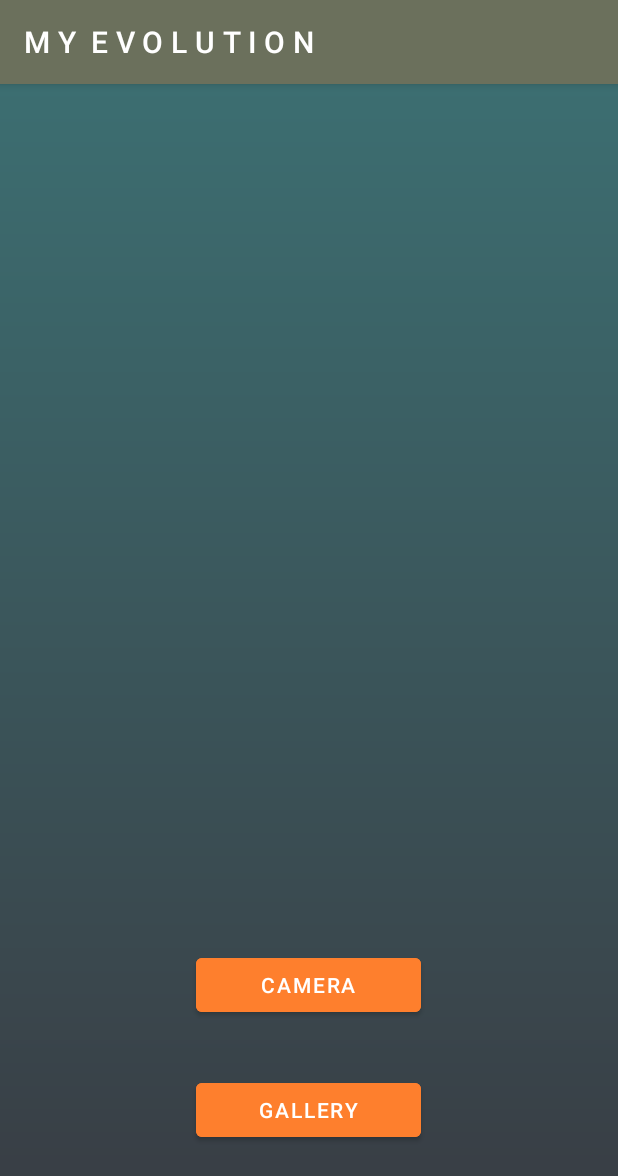
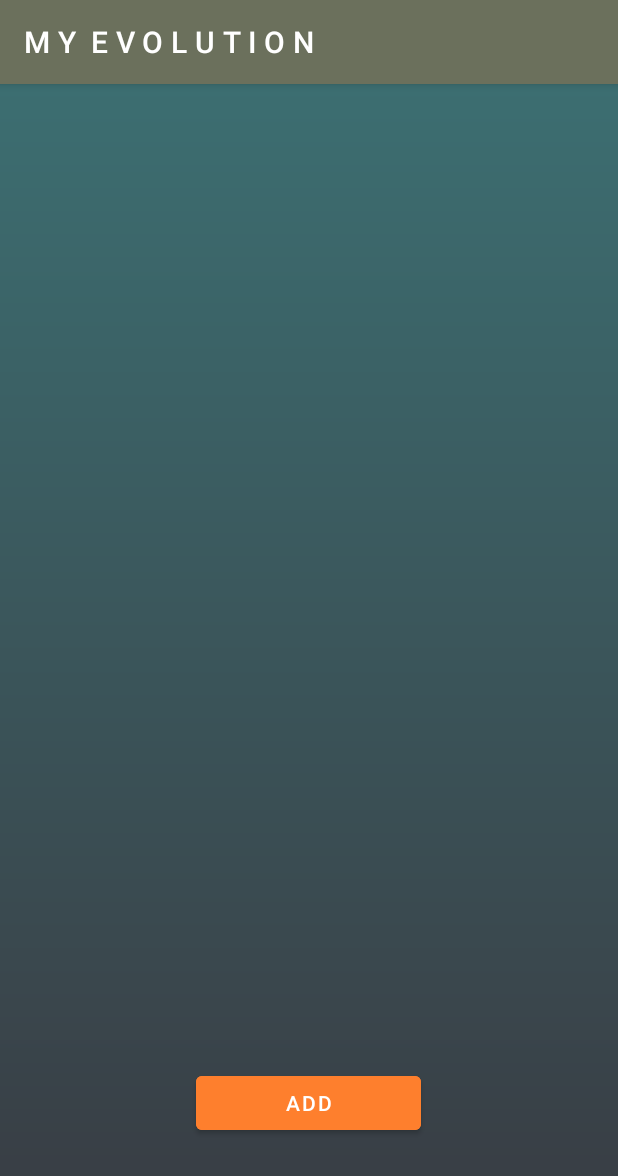
Before and after one commit to matsouto/workoutplanner, an Android app: the MyEvolution screen opened directly, with no data from a screen before it, on a phone screen of 412 x 824 dp. Shown: the top 1176 px of the screen. Run offline under Robolectric (Android 15) with nearby library versions, the phone set to English and light mode, and no system bars; our stand-ins replace Firebase (no records; nobody signed in at launch, a user with empty details on screens opened directly).

Commit message:
image recycle view

```diff
--- a/app/src/main/java/com/souto/workoutapp/MainActivity.java
+++ b/app/src/main/java/com/souto/workoutapp/MainActivity.java
@@ -6,7 +6,6 @@ import androidx.appcompat.app.AppCompatActivity;
 import android.content.Intent;
 import android.os.Bundle;
 import android.view.View;
-import android.view.ViewGroup;
 import android.view.WindowManager;
 import android.widget.Button;
 import android.widget.TextView;
@@ -18,9 +17,7 @@ import com.google.firebase.database.DatabaseError;
 import com.google.firebase.database.DatabaseReference;
 import com.google.firebase.database.FirebaseDatabase;
 import com.google.firebase.database.ValueEventListener;
-import com.google.firebase.storage.StorageReference;
 import com.souto.workoutapp.auth.Login;
-import com.souto.workoutapp.auth.Register;
 
 import java.util.Objects;
 
--- a/app/src/main/java/com/souto/workoutapp/MyEvolution.java
+++ b/app/src/main/java/com/souto/workoutapp/MyEvolution.java
@@ -1,56 +1,39 @@
 package com.souto.workoutapp;
 
 import androidx.annotation.NonNull;
-import androidx.annotation.Nullable;
 import androidx.appcompat.app.AppCompatActivity;
-import androidx.core.app.ActivityCompat;
-import androidx.core.content.FileProvider;
+import androidx.recyclerview.widget.LinearLayoutManager;
+import androidx.recyclerview.widget.RecyclerView;
 
-import android.Manifest;
-import android.app.Activity;
 import android.content.Intent;
-import android.content.pm.PackageManager;
-import android.net.Uri;
 import android.os.Bundle;
-import android.os.Environment;
-import android.os.Handler;
-import android.provider.MediaStore;
 import android.view.View;
 import android.view.WindowManager;
 import android.widget.Button;
-import android.widget.ImageView;
-import android.widget.ProgressBar;
 import android.widget.Toast;
 
-import com.bumptech.glide.Glide;
-import com.google.android.gms.tasks.OnFailureListener;
-import com.google.android.gms.tasks.OnSuccessListener;
 import com.google.firebase.auth.FirebaseAuth;
+import com.google.firebase.database.DataSnapshot;
+import com.google.firebase.database.DatabaseError;
+import com.google.firebase.database.DatabaseReference;
+import com.google.firebase.database.FirebaseDatabase;
+import com.google.firebase.database.ValueEventListener;
 import com.google.firebase.storage.FirebaseStorage;
-import com.google.firebase.storage.OnProgressListener;
 import com.google.firebase.storage.StorageReference;
-import com.google.firebase.storage.UploadTask;
+import com.souto.workoutapp.exercises.Lats;
+import com.souto.workoutapp.model.ImageAdapter;
+import com.souto.workoutapp.model.ImageModel;
 
-import java.io.File;
-import java.io.IOException;
-import java.util.Calendar;
-import java.util.Date;
+import java.util.ArrayList;
 import java.util.Objects;
 
 public class MyEvolution extends AppCompatActivity {
 
+    public Button btn_ME_add;
+    public RecyclerView mRecyclerView;
+
     private FirebaseAuth mAuth;
-
-    public Button btn_camera, btn_gallery;
-    public ImageView img_test;
-    public ProgressBar progressBar;
-
-    // Photo taken by the user is stored in this variable
-    private File photoFile;
-    private static final String FILE_NAME = "photo.jpg";
-
-    private static final int CAPTURE_IMAGE_REQUEST = 100;
-    private static final int PICK_IMAGE_REQUEST = 101;
+    private ArrayList<ImageModel> imageList = new ArrayList<>();
 
     @Override
     protected void onCreate(Bundle savedInstanceState) {
@@ -64,131 +47,53 @@ public class MyEvolution extends AppCompatActivity {
         setContentView(R.layout.activity_my_evolution);
         //-----------------------------------------------------
 
-        // If the user haven't allowed the camera permission yet, request it
-        if(ActivityCompat.checkSelfPermission(this, Manifest.permission.CAMERA) != PackageManager.PERMISSION_GRANTED) {
-            ActivityCompat.requestPermissions(this, new String[]{Manifest.permission.CAMERA}, 100);
-        }
-
-        img_test = findViewById(R.id.img_test);
-
-        btn_camera = findViewById(R.id.btn_camera);
-        btn_camera.setOnClickListener(new View.OnClickListener() {
+        btn_ME_add = findViewById(R.id.btn_ME_add);
+        btn_ME_add.setOnClickListener(new View.OnClickListener() {
             @Override
             public void onClick(View v) {
-                try {
-                    takePicture();
-                } catch (IOException e) {
-                    e.printStackTrace();
-                }
+                startMECreator();
             }
         });
 
-        btn_gallery = findViewById(R.id.btn_gallery);
-        btn_gallery.setOnClickListener(new View.OnClickListener() {
+        mRecyclerView = findViewById(R.id.my_evolution_list);
+        mRecyclerView.setHasFixedSize(true);
+        mRecyclerView.setLayoutManager(new LinearLayoutManager(this));
+
+        mAuth = FirebaseAuth.getInstance();
+
+        // Reads the data from the storage to create the ListView
+        FirebaseDatabase mDatabase = FirebaseDatabase.getInstance();
+        DatabaseReference mDatabaseRef = mDatabase.getReference().child("users").child(mAuth.getUid()).child("pics");
+
+//        FirebaseStorage mStorage = FirebaseStorage.getInstance();
+//        StorageReference mStorageRef = mStorage.getReference().child("users").child(mAuth.getUid()).child("pics");
+        Toast.makeText(MyEvolution.this,"Loading Your Photos!",Toast.LENGTH_SHORT).show();
+
+        mDatabaseRef.addValueEventListener(new ValueEventListener() {
             @Override
-            public void onClick(View v) {
-                openFileChooser();
+            public void onDataChange(@NonNull DataSnapshot snapshot) {
+                // Iterates for each item in the mRef database path
+                for (DataSnapshot item_snapshot : snapshot.getChildren()) {
+                    // Gets data from firebase and associates it to the imageModel object
+                    ImageModel image = item_snapshot.getValue(ImageModel.class);
+                    // Add the exercise to the exercises arraylist
+                    imageList.add(image);
+                    Toast.makeText(MyEvolution.this,""+image.getImageUri(),Toast.LENGTH_SHORT).show();
+                }
+                Toast.makeText(MyEvolution.this,""+imageList,Toast.LENGTH_SHORT).show();
+                ImageAdapter mAdapter = new ImageAdapter(MyEvolution.this, imageList);
+                mRecyclerView.setAdapter(mAdapter);
+            }
+
+            @Override
+            public void onCancelled(@NonNull DatabaseError error) {
+                Toast.makeText(MyEvolution.this, error.getMessage(),Toast.LENGTH_SHORT).show();
             }
         });
-
-        progressBar = findViewById(R.id.progress_bar);
     }
 
-    void takePicture() throws IOException {
-        // Intent to capture the image
-        Intent intent = new Intent(MediaStore.ACTION_IMAGE_CAPTURE);
-        photoFile = getPhotoFile(FILE_NAME);
-
-        // Creates a Uri for the taken photo
-        Uri fileProvider = FileProvider.getUriForFile(this, "com.souto.fileprovider", photoFile);
-        intent.putExtra(MediaStore.EXTRA_OUTPUT, fileProvider);
-
-        // Check if there is a camera
-        if(intent.resolveActivity(this.getPackageManager()) != null) {
-            startActivityForResult(intent, CAPTURE_IMAGE_REQUEST);
-        }else{
-            Toast.makeText(this,"Unable to open camera!",Toast.LENGTH_SHORT).show();
-        }
-    }
-
-    private File getPhotoFile(String fileName) throws IOException {
-        // Gets taken photo and create a temporary file in the directory, returns the file
-        File storageDirectory = getExternalFilesDir(Environment.DIRECTORY_PICTURES);
-        return File.createTempFile(fileName,".jpg",storageDirectory);
-    }
-
-    void openFileChooser() {
-        Intent intent = new Intent().setType("image/*").setAction(Intent.ACTION_GET_CONTENT);
-        startActivityForResult(intent,PICK_IMAGE_REQUEST);
-    }
-
-    // Sets image
-    @Override
-    protected void onActivityResult(int requestCode, int resultCode, @Nullable Intent data) {
-        super.onActivityResult(requestCode, resultCode, data);
-
-        // To take a photo
-        if(requestCode==CAPTURE_IMAGE_REQUEST && resultCode == Activity.RESULT_OK) {
-            Glide.with(this).load(photoFile).into(img_test);
-            Uri fileProvider = FileProvider.getUriForFile(this, "com.souto.fileprovider", photoFile);
-            uploadImageFirebase(fileProvider);
-        }
-
-        // To select a photo from gallery
-        if(requestCode==PICK_IMAGE_REQUEST && resultCode == Activity.RESULT_OK) {
-            Uri mImageUri = (Uri) data.getData();
-            Glide.with(this).load(mImageUri).into(img_test);
-            uploadImageFirebase(mImageUri);
-        }
-    }
-
-    // Gets image Uri and sends it to FBStorage
-    private void uploadImageFirebase(Uri imageUri) {
-
-        Uri mImageUri = imageUri;
-        // Gets firebase authentication
-        mAuth = FirebaseAuth.getInstance();
-
-        // Gets the current time to name the photos in storage
-        Date currentTime = Calendar.getInstance().getTime();
-
-        // Gets firebase storage reference
-        FirebaseStorage mStorage = FirebaseStorage.getInstance();
-        StorageReference mRef = mStorage.getReference().child("users").child(mAuth.getUid()).child(""+currentTime);
-
-        progressBar.setVisibility(View.VISIBLE);
-
-        // Uploads file to storage
-        mRef.putFile(mImageUri)
-                .addOnSuccessListener(new OnSuccessListener<UploadTask.TaskSnapshot>() {
-                    // Delays the progress bar reset so the user can see it on 100%
-                    @Override
-                    public void onSuccess(UploadTask.TaskSnapshot taskSnapshot) {
-                        Handler handler = new Handler();
-                        handler.postDelayed(new Runnable() {
-                            @Override
-                            public void run() {
-//                                progressBar.setProgress(0);
-                                progressBar.setVisibility(View.INVISIBLE);
-                            }
-                        },1000);
-
-                        Toast.makeText(MyEvolution.this,"Uploaded successfully to database!",Toast.LENGTH_SHORT).show();
-                    }
-                })
-                .addOnFailureListener(new OnFailureListener() {
-                    @Override
-                    public void onFailure(@NonNull Exception e) {
-                        Toast.makeText(MyEvolution.this,e.getMessage(),Toast.LENGTH_SHORT).show();
-                    }
-                })
-                .addOnProgressListener(new OnProgressListener<UploadTask.TaskSnapshot>() {
-                    @Override
-                    public void onProgress(@NonNull UploadTask.TaskSnapshot snapshot) {
-                        // Gives the progress percentage of the bytes transferred and makes it visible
-                        double progress = (100.0 * snapshot.getBytesTransferred() / snapshot.getTotalByteCount());
-                        progressBar.setProgress((int) progress);
-                    }
-                });
+    private void startMECreator() {
+        Intent intent = new Intent(this,MyEvolution_Creator.class);
+        startActivity(intent);
     }
 }
--- a/app/src/main/java/com/souto/workoutapp/exercises/Lats.java
+++ b/app/src/main/java/com/souto/workoutapp/exercises/Lats.java
@@ -88,6 +88,7 @@ public class Lats extends AppCompatActivity {
                 CustomAdapter mCustomAdapter = new CustomAdapter(Lats.this,exercises);
                 listView.setAdapter(mCustomAdapter);
 
+                // Excludes the items when clicked
                 listView.setOnItemClickListener(new AdapterView.OnItemClickListener() {
                     @Override
                     public void onItemClick(AdapterView<?> parent, View view, int position, long id) {
--- /dev/null
+++ b/app/src/main/java/com/souto/workoutapp/model/ImageAdapter.java
@@ -0,0 +1,58 @@
+package com.souto.workoutapp.model;
+
+import android.content.Context;
+import android.view.LayoutInflater;
+import android.view.View;
+import android.view.ViewGroup;
+import android.widget.ImageView;
+import android.widget.TextView;
+
+import androidx.annotation.NonNull;
+import androidx.recyclerview.widget.RecyclerView;
+
+import com.bumptech.glide.Glide;
+import com.souto.workoutapp.R;
+
+import java.util.ArrayList;
+
+public class ImageAdapter extends RecyclerView.Adapter<ImageAdapter.ImageViewHolder> {
+
+    Context mContext;
+    ArrayList<ImageModel> imageList = new ArrayList<>();
+
+    public ImageAdapter(Context context, ArrayList<ImageModel> images) {
+        mContext = context;
+        imageList = images;
+    }
+
+    @NonNull
+    @Override
+    public ImageViewHolder onCreateViewHolder(@NonNull ViewGroup parent, int viewType) {
+        View v = LayoutInflater.from(mContext).inflate(R.layout.evolution_list_item,parent,false);
+        return new ImageViewHolder(v);
+    }
+
+    @Override
+    public void onBindViewHolder(@NonNull ImageViewHolder holder, int position) {
+        ImageModel currentImage = imageList.get(position);
+        holder.textDateView.setText(currentImage.getImageDate());
+        Glide.with(mContext).load(currentImage.getImageUri()).placeholder(R.drawable.circle).into(holder.imageView);
+    }
+
+    @Override
+    public int getItemCount() {
+        return imageList.size();
+    }
+
+    public class ImageViewHolder extends RecyclerView.ViewHolder {
+        public TextView textDateView;
+        public ImageView imageView;
+
+        public ImageViewHolder(View itemView) {
+            super(itemView);
+
+            textDateView = itemView.findViewById(R.id.photo_date);
+            imageView = itemView.findViewById(R.id.img_photo);
+        }
+    }
+}
--- a/app/src/main/res/layout/activity_my_evolution.xml
+++ b/app/src/main/res/layout/activity_my_evolution.xml
@@ -1,46 +1,26 @@
 <?xml version="1.0" encoding="utf-8"?>
 <RelativeLayout xmlns:android="http://schemas.android.com/apk/res/android"
-    xmlns:app="http://schemas.android.com/apk/res-auto"
     xmlns:tools="http://schemas.android.com/tools"
     android:layout_width="match_parent"
     android:layout_height="match_parent"
-    tools:context=".MyEvolution"
+    tools:context=".exercises.Lats"
     android:background="@drawable/menu_bg"
-    android:padding="20dp"
-    android:orientation="vertical">
+    android:padding="20dp">
 
-    <ImageView
-        android:id="@+id/img_test"
+    <androidx.recyclerview.widget.RecyclerView
+        android:id="@+id/my_evolution_list"
         android:layout_width="match_parent"
-        android:layout_height="500dp" />
-
-    <ProgressBar
-        android:id="@+id/progress_bar"
-        style="@style/Widget.AppCompat.ProgressBar.Horizontal"
-        android:layout_width="match_parent"
-        android:layout_height="wrap_content"
-        android:layout_below="@+id/img_test"
-        android:layout_marginTop="5dp"
-        android:visibility="invisible"/>
+        android:layout_height="600dp"
+        android:layout_marginTop="15dp" />
 
     <Button
-        android:id="@+id/btn_camera"
+        android:id="@+id/btn_ME_add"
         android:layout_width="150dp"
         android:layout_height="wrap_content"
-        android:layout_below="@id/progress_bar"
+        android:layout_below="@+id/my_evolution_list"
         android:layout_centerHorizontal="true"
-        android:layout_marginTop="35dp"
+        android:layout_marginTop="20dp"
+        android:layout_marginBottom="5dp"
         android:backgroundTint="@color/app_orange"
-        android:text="@string/camera" />
-
-    <Button
-        android:id="@+id/btn_gallery"
-        android:layout_width="150dp"
-        android:layout_height="wrap_content"
-        android:layout_below="@id/btn_camera"
-        android:layout_marginTop="35dp"
-        android:layout_centerHorizontal="true"
-        android:backgroundTint="@color/app_orange"
-        android:text="@string/gallery" />
-
+        android:text="@string/add" />
 </RelativeLayout>
--- a/app/src/main/res/values/strings.xml
+++ b/app/src/main/res/values/strings.xml
@@ -29,4 +29,5 @@
     <string name="log_in">log in</string>
     <string name="camera">Camera</string>
     <string name="gallery">Gallery</string>
+    <string name="date">Date</string>
 </resources>
```
Also changed, not shown: app/src/main/AndroidManifest.xml (+10 -12 lines), app/src/main/java/com/souto/workoutapp/MyEvolution_Creator.java (added, +203 -0 lines), app/src/main/java/com/souto/workoutapp/model/ImageModel.java (added, +31 -0 lines), app/src/main/res/layout/activity_lats.xml (+12 -12 lines), app/src/main/res/layout/activity_my_evolution_creator.xml (added, +46 -0 lines), app/src/main/res/layout/evolution_list_item.xml (added, +25 -0 lines).
